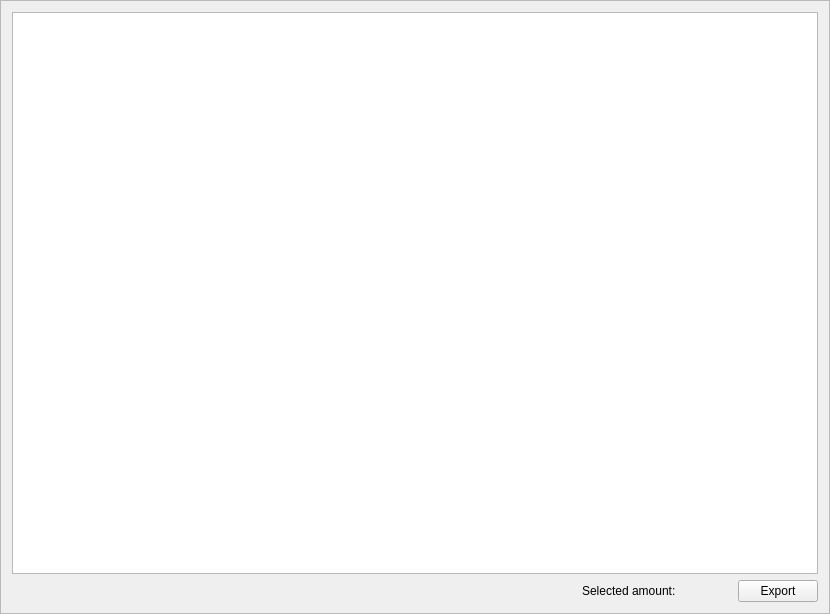
This is src/gui/ui/transactionsframe.ui in cryptonotefoundation/cryptonotewallet as Qt 5 draws it before an edit. The edited form follows.
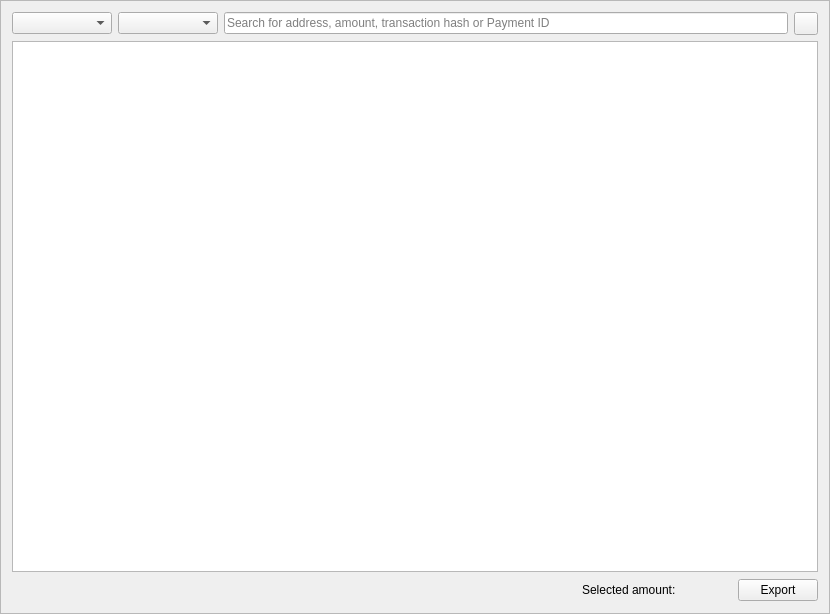
This is the edited form. Icons and pictures are not drawn.

Commit message: v. 1.1.5 update with Transactions and Contacts tabs overhaul, tracking wallets, misc enchancements and bugfixes

The edit to the form file:
```diff
--- a/src/gui/ui/transactionsframe.ui
+++ b/src/gui/ui/transactionsframe.ui
@@ -19,8 +19,165 @@
   <property name="frameShadow">
    <enum>QFrame::Raised</enum>
   </property>
-  <layout class="QVBoxLayout" name="verticalLayout">
-   <item>
+  <layout class="QGridLayout" name="gridLayout">
+   <item row="0" column="0">
+    <layout class="QHBoxLayout" name="horizontalLayout_2">
+     <item>
+      <widget class="QComboBox" name="m_dateSelect">
+       <property name="minimumSize">
+        <size>
+         <width>100</width>
+         <height>0</height>
+        </size>
+       </property>
+      </widget>
+     </item>
+     <item>
+      <layout class="QHBoxLayout" name="m_dateRangeArea"/>
+     </item>
+     <item>
+      <widget class="QComboBox" name="m_typeSelect">
+       <property name="minimumSize">
+        <size>
+         <width>100</width>
+         <height>0</height>
+        </size>
+       </property>
+      </widget>
+     </item>
+     <item>
+      <widget class="QLineEdit" name="m_searchFor">
+       <property name="placeholderText">
+        <string>Search for address, amount, transaction hash or Payment ID</string>
+       </property>
+      </widget>
+     </item>
+     <item>
+      <widget class="QToolButton" name="m_clearAllButton">
+       <property name="toolTip">
+        <string>Reset filter</string>
+       </property>
+       <property name="text">
+        <string/>
+       </property>
+       <property name="icon">
+        <iconset resource="../../resources.qrc">
+         <normaloff>:/icons/remove</normaloff>:/icons/remove</iconset>
+       </property>
+      </widget>
+     </item>
+    </layout>
+   </item>
+   <item row="2" column="0">
+    <layout class="QHBoxLayout" name="horizontalLayout">
+     <item>
+      <spacer name="horizontalSpacer">
+       <property name="orientation">
+        <enum>Qt::Horizontal</enum>
+       </property>
+       <property name="sizeHint" stdset="0">
+        <size>
+         <width>60</width>
+         <height>20</height>
+        </size>
+       </property>
+      </spacer>
+     </item>
+     <item>
+      <widget class="QLabel" name="m_selectedAmountLabel">
+       <property name="sizePolicy">
+        <sizepolicy hsizetype="Preferred" vsizetype="Fixed">
+         <horstretch>0</horstretch>
+         <verstretch>0</verstretch>
+        </sizepolicy>
+       </property>
+       <property name="minimumSize">
+        <size>
+         <width>0</width>
+         <height>24</height>
+        </size>
+       </property>
+       <property name="maximumSize">
+        <size>
+         <width>16777215</width>
+         <height>24</height>
+        </size>
+       </property>
+       <property name="baseSize">
+        <size>
+         <width>0</width>
+         <height>24</height>
+        </size>
+       </property>
+       <property name="text">
+        <string>Selected amount: </string>
+       </property>
+      </widget>
+     </item>
+     <item>
+      <widget class="QLabel" name="m_selectedAmount">
+       <property name="sizePolicy">
+        <sizepolicy hsizetype="Preferred" vsizetype="Fixed">
+         <horstretch>0</horstretch>
+         <verstretch>0</verstretch>
+        </sizepolicy>
+       </property>
+       <property name="minimumSize">
+        <size>
+         <width>0</width>
+         <height>24</height>
+        </size>
+       </property>
+       <property name="maximumSize">
+        <size>
+         <width>16777215</width>
+         <height>24</height>
+        </size>
+       </property>
+       <property name="baseSize">
+        <size>
+         <width>0</width>
+         <height>24</height>
+        </size>
+       </property>
+       <property name="text">
+        <string/>
+       </property>
+       <property name="textInteractionFlags">
+        <set>Qt::LinksAccessibleByMouse|Qt::TextSelectableByKeyboard|Qt::TextSelectableByMouse</set>
+       </property>
+      </widget>
+     </item>
+     <item>
+      <spacer name="horizontalSpacer_2">
+       <property name="orientation">
+        <enum>Qt::Horizontal</enum>
+       </property>
+       <property name="sizeType">
+        <enum>QSizePolicy::Fixed</enum>
+       </property>
+       <property name="sizeHint" stdset="0">
+        <size>
+         <width>40</width>
+         <height>20</height>
+        </size>
+       </property>
+      </spacer>
+     </item>
+     <item>
+      <widget class="QPushButton" name="m_csvButton">
+       <property name="text">
+        <string>Export</string>
+       </property>
+       <property name="icon">
+        <iconset resource="../../resources.qrc">
+         <normaloff>:/icons/export</normaloff>:/icons/export</iconset>
+       </property>
+      </widget>
+     </item>
+    </layout>
+   </item>
+   <item row="1" column="0">
     <widget class="QTreeView" name="m_transactionsView">
      <property name="sizeAdjustPolicy">
       <enum>QAbstractScrollArea::AdjustIgnored</enum>
@@ -54,64 +211,6 @@
      </attribute>
     </widget>
    </item>
-   <item>
-    <layout class="QHBoxLayout" name="horizontalLayout">
-     <item>
-      <spacer name="horizontalSpacer">
-       <property name="orientation">
-        <enum>Qt::Horizontal</enum>
-       </property>
-       <property name="sizeHint" stdset="0">
-        <size>
-         <width>60</width>
-         <height>20</height>
-        </size>
-       </property>
-      </spacer>
-     </item>
-     <item>
-      <widget class="QLabel" name="m_selectedAmountLabel">
-       <property name="text">
-        <string>Selected amount: </string>
-       </property>
-      </widget>
-     </item>
-     <item>
-      <widget class="QLabel" name="m_selectedAmount">
-       <property name="text">
-        <string/>
-       </property>
-      </widget>
-     </item>
-     <item>
-      <spacer name="horizontalSpacer_2">
-       <property name="orientation">
-        <enum>Qt::Horizontal</enum>
-       </property>
-       <property name="sizeType">
-        <enum>QSizePolicy::Fixed</enum>
-       </property>
-       <property name="sizeHint" stdset="0">
-        <size>
-         <width>40</width>
-         <height>20</height>
-        </size>
-       </property>
-      </spacer>
-     </item>
-     <item>
-      <widget class="QPushButton" name="m_csvButton">
-       <property name="text">
-        <string>Export</string>
-       </property>
-       <property name="icon">
-        <iconset resource="../../resources.qrc">
-         <normaloff>:/icons/export</normaloff>:/icons/export</iconset>
-       </property>
-      </widget>
-     </item>
-    </layout>
-   </item>
   </layout>
  </widget>
  <resources>
```
Left out of the diff: 16 changed lines with no effect on the pictures. The commit also changes 51 other files.
